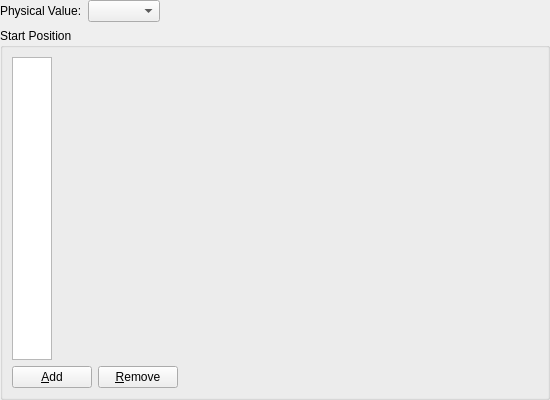
Qt form libs/post/post3d/datamodel/private/post3dwindownodevectorstreamlinegroupstructureddataitem_settingeditwidget.ui (i-RIC/prepost-gui) before a commit.
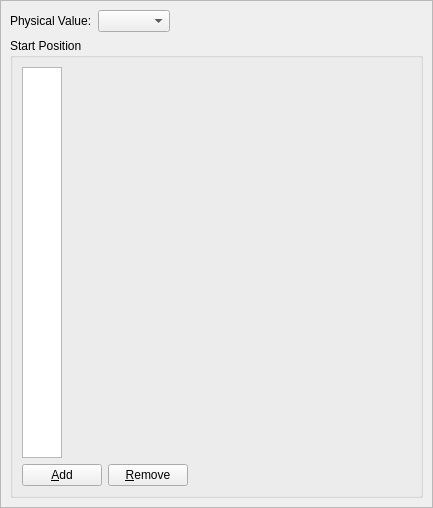
The same form after that commit. Custom widgets are drawn as their Qt base class.

```diff
--- a/libs/post/post3d/datamodel/private/post3dwindownodevectorstreamlinegroupstructureddataitem_settingeditwidget.ui
+++ b/libs/post/post3d/datamodel/private/post3dwindownodevectorstreamlinegroupstructureddataitem_settingeditwidget.ui
@@ -6,14 +6,14 @@
    <rect>
     <x>0</x>
     <y>0</y>
-    <width>550</width>
-    <height>400</height>
+    <width>433</width>
+    <height>508</height>
    </rect>
   </property>
   <property name="windowTitle">
    <string>Form</string>
   </property>
-  <layout class="QVBoxLayout" name="verticalLayout">
+  <layout class="QVBoxLayout" name="verticalLayout_4">
    <property name="leftMargin">
     <number>0</number>
    </property>
@@ -27,6 +27,21 @@
     <number>0</number>
    </property>
    <item>
+    <widget class="QScrollArea" name="scrollArea">
+     <property name="widgetResizable">
+      <bool>true</bool>
+     </property>
+     <widget class="QWidget" name="scrollAreaWidgetContents">
+      <property name="geometry">
+       <rect>
+        <x>0</x>
+        <y>0</y>
+        <width>431</width>
+        <height>506</height>
+       </rect>
+      </property>
+      <layout class="QVBoxLayout" name="verticalLayout">
+       <item>
     <layout class="QHBoxLayout" name="horizontalLayout_2">
      <item>
       <widget class="QLabel" name="physValLabel">
@@ -131,6 +146,10 @@
        </layout>
       </item>
      </layout>
+        </widget>
+       </item>
+      </layout>
+     </widget>
     </widget>
    </item>
   </layout>
```
Lines whose indentation alone changed are shown as unchanged.
